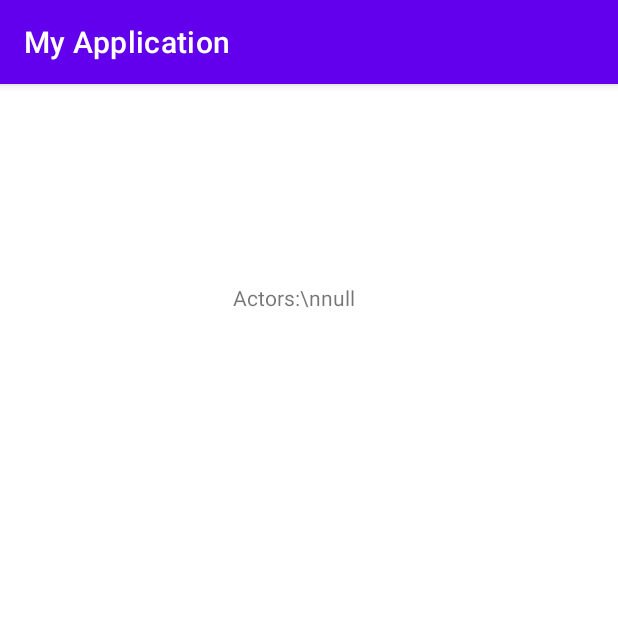
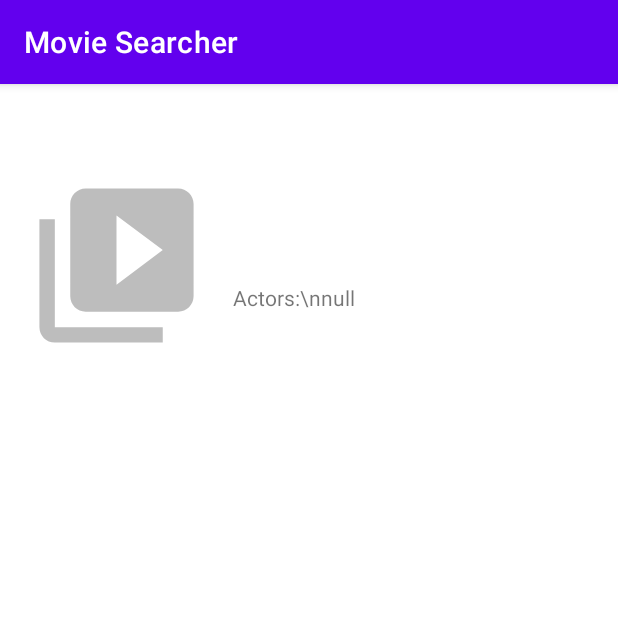
Before and after one commit to yinglanh/MovieSearcher, an Android app: the MovieDetailActivity screen opened directly, with no data from a screen before it, on a phone screen of 412 x 824 dp, the top half of it. Run offline under Robolectric (Android 15) with nearby library versions, the phone set to English and light mode, and no system bars; our stand-ins replace data binding; pictures from the network do not load.

```diff
--- a/app/src/main/AndroidManifest.xml
+++ b/app/src/main/AndroidManifest.xml
@@ -11,7 +11,7 @@
         android:roundIcon="@mipmap/ic_launcher_round"
         android:supportsRtl="true"
         android:theme="@style/Theme.MyApplication">
-        <activity android:name=".view.MainActivity">
+        <activity android:name=".view.MainActivity" android:configChanges="orientation|screenSize">
             <intent-filter>
                 <action android:name="android.intent.action.MAIN" />
 
--- a/app/src/main/java/com/example/myapplication/MainViewModel.kt
+++ b/app/src/main/java/com/example/myapplication/MainViewModel.kt
@@ -24,12 +24,19 @@ class MainViewModel(private val repository: Repository = Repository(ApiClient.ap
     val movieLiveData: LiveData<MovieDetail>
         get() = _movieLiveData
 
+    private var _mSearchText: MutableLiveData<String> = MutableLiveData()
+    val mSearchText: LiveData<String>
+        get() = _mSearchText
+
     private val apiKey = "320f6ab2"
 
     fun searchMovies(searchText: String) {
         Log.e("searchMovies()", "")
+        if (searchText.isEmpty())
+            return
         viewModelScope.launch(Dispatchers.IO) {
             try {
+                _mSearchText = MutableLiveData(searchText)
                 val client = repository.searchMovies(searchText, apiKey)
                 _movieListLiveData.postValue(client)
             } catch (throwable: Throwable) {
@@ -42,6 +49,8 @@ class MainViewModel(private val repository: Repository = Repository(ApiClient.ap
 
     fun searchMovieById(id: String) {
         Log.e("searchMovieById()", "id $id")
+        if (id.isNullOrEmpty())
+            return
         viewModelScope.launch(Dispatchers.IO) {
             try {
                 val client = repository.searchMovieById(id, apiKey)
--- a/app/src/main/java/com/example/myapplication/BindingAdapters.kt
+++ b/app/src/main/java/com/example/myapplication/adapters/BindingAdapters.kt
@@ -1,14 +1,23 @@
-package com.example.myapplication
+package com.example.myapplication.adapters
 
 import android.widget.ImageView
 import android.widget.TextView
 import androidx.databinding.BindingAdapter
 import coil.load
+import com.example.myapplication.R
 
 
 @BindingAdapter("loadImageFromUrl")
 fun ImageView.loadImageFromUrl(photo: String?){
-    this.load(photo)
+    if (photo.isNullOrEmpty()) {
+        this.load(R.drawable.ic_blank)
+    } else{
+        if (photo == "N/A"){
+            this.load(R.drawable.ic_blank)
+        } else {
+            this.load(photo)
+        }
+    }
 }
 
 @BindingAdapter("bindText")
--- /dev/null
+++ b/app/src/main/res/drawable/ic_blank.xml
@@ -0,0 +1,5 @@
+<vector android:height="48dp" android:tint="?attr/colorControlNormal"
+    android:viewportHeight="24" android:viewportWidth="24"
+    android:width="48dp" xmlns:android="http://schemas.android.com/apk/res/android">
+    <path android:fillColor="@android:color/white" android:pathData="M4,6L2,6v14c0,1.1 0.9,2 2,2h14v-2L4,20L4,6zM20,2L8,2c-1.1,0 -2,0.9 -2,2v12c0,1.1 0.9,2 2,2h12c1.1,0 2,-0.9 2,-2L22,4c0,-1.1 -0.9,-2 -2,-2zM12,14.5v-9l6,4.5 -6,4.5z"/>
+</vector>
--- a/app/src/main/res/layout/activity_movie_detail.xml
+++ b/app/src/main/res/layout/activity_movie_detail.xml
@@ -36,6 +36,7 @@
             loadImageFromUrl='@{movieDetail.poster}'
             app:layout_constraintStart_toStartOf="parent"
             app:layout_constraintTop_toBottomOf="@+id/tv_movie_title"
+            app:layout_constraintBottom_toTopOf="@+id/tv_plot"
             app:layout_constraintWidth_percent=".3"
             tools:srcCompat="@tools:sample/avatars" />
 
@@ -92,7 +93,6 @@
             android:text='@{movieDetail.plot}'
             app:layout_constraintEnd_toEndOf="parent"
             app:layout_constraintStart_toStartOf="parent"
-            app:layout_constraintTop_toBottomOf="@+id/imageView"
             app:layout_constraintBottom_toBottomOf="parent"/>
 
     </androidx.constraintlayout.widget.ConstraintLayout>
--- a/app/src/main/res/values/strings.xml
+++ b/app/src/main/res/values/strings.xml
@@ -1,3 +1,3 @@
 <resources>
-    <string name="app_name">My Application</string>
+    <string name="app_name">Movie Searcher</string>
 </resources>
```
Also changed, not shown: app/build.gradle (+7 -0 lines), app/src/main/java/com/example/myapplication/adapters/MovieAdapter.kt (renamed from app/src/main/java/com/example/myapplication/MovieAdapter.kt, +5 -3 lines), app/src/main/java/com/example/myapplication/view/MainActivity.kt (+17 -5 lines), app/src/main/res/drawable/demo1.png (added), app/src/main/res/drawable/demo2.png (added), app/src/main/res/drawable/demo3.png (added), app/src/main/res/drawable/demo4.png (added), 3 other files.
